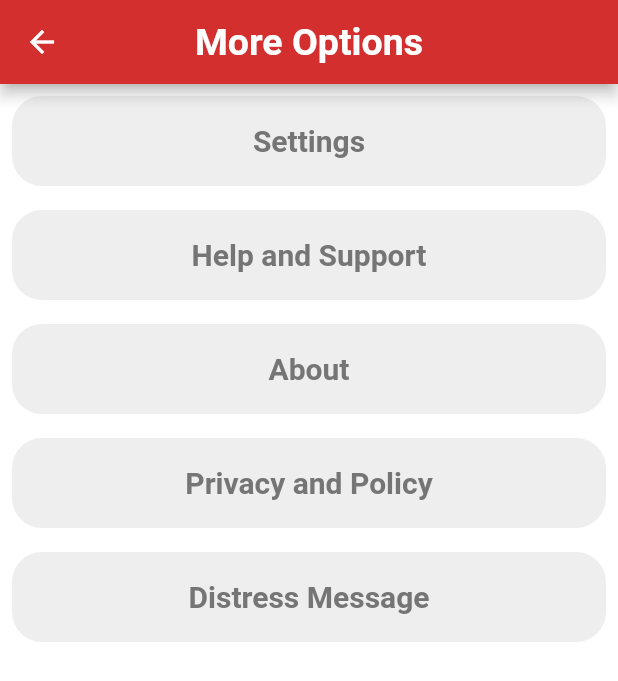
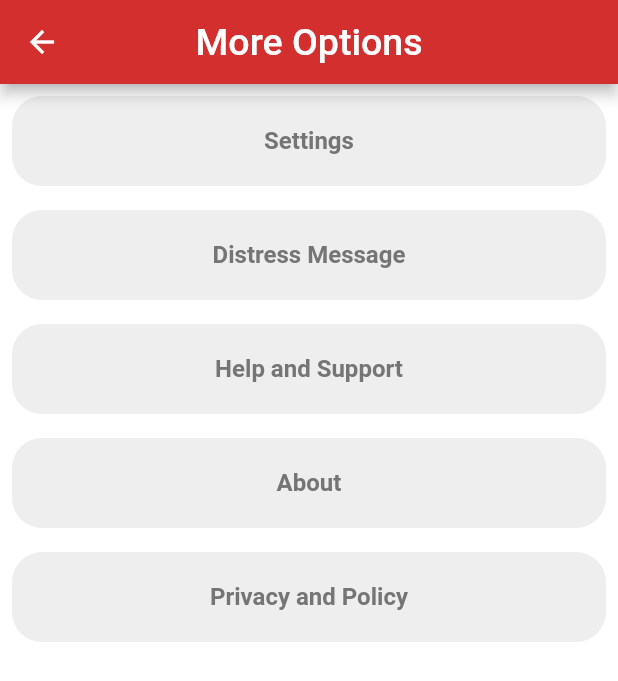
Before and after one commit to HariOp6238/sos, a Flutter app: the More screen opened directly, on a phone screen of 412 x 824 dp. Shown: the top 681 px of the screen. Run offline on Flutter 3.47's test engine with Material 2 defaults, Android fonts, the phone set to English and light mode, and no system bars; our stand-ins replace contacts_service, introduction_screen, permission_handler, stylish_bottom_bar; missing offline and left inert: tab_container.

```diff
--- a/lib/view/more/more.dart
+++ b/lib/view/more/more.dart
@@ -11,10 +11,11 @@ class More extends StatefulWidget {
 class _MoreState extends State<More> {
   List<String> optionslist = [
     "Settings",
+    "Distress Message",
     "Help and Support",
     "About",
     "Privacy and Policy",
-    "Distress Message"
+
   ];
   @override
   Widget build(BuildContext context) {
@@ -24,7 +25,7 @@ class _MoreState extends State<More> {
         centerTitle: true,
         title: Text(
           "More Options",
-          style: TextStyle(fontSize: 25, fontWeight: FontWeight.bold),
+          style: TextStyle(fontSize: 25),
         ),
       ),
       backgroundColor: colorconstant.myprimary,
@@ -44,7 +45,7 @@ class _MoreState extends State<More> {
                 child: Text(optionslist[index],
                     style: TextStyle(
                         color: Colors.grey.shade600,
-                        fontSize: 20,
+                        fontSize: 16,
                         fontWeight: FontWeight.bold))),
           ),
         ),
```
